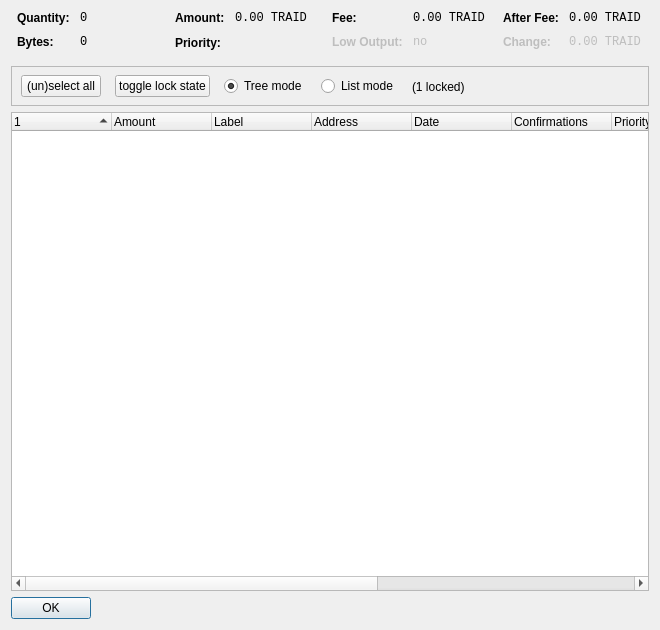
Old version of the form src/qt/forms/coincontroldialog.ui in the repository TraidPlatform/traidcoin.
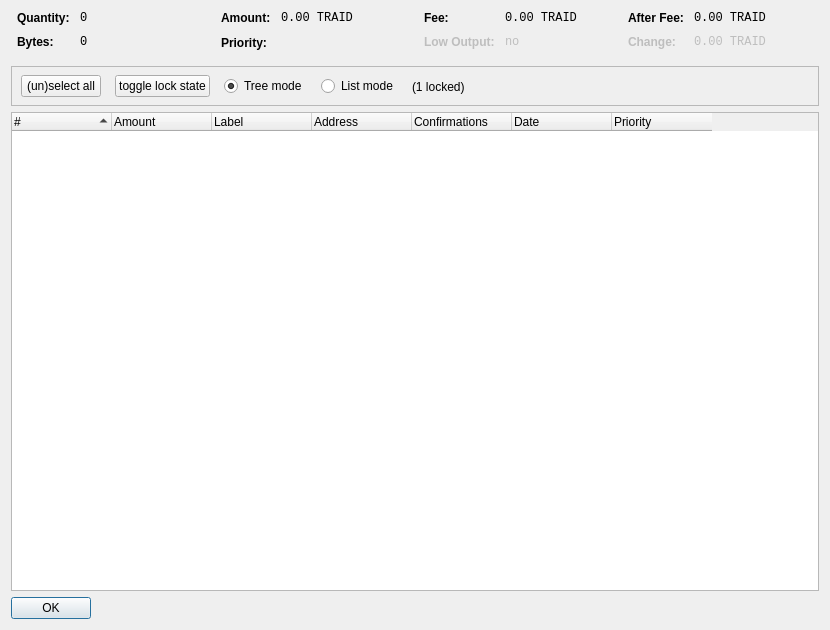
New version of the form. Custom widgets are drawn as their Qt base class.

The edit to the form file:
```diff
--- a/src/qt/forms/coincontroldialog.ui
+++ b/src/qt/forms/coincontroldialog.ui
@@ -2,23 +2,35 @@
 <ui version="4.0">
  <class>CoinControlDialog</class>
  <widget class="QDialog" name="CoinControlDialog">
+  <property name="windowModality">
+   <enum>Qt::NonModal</enum>
+  </property>
+  <property name="enabled">
+   <bool>true</bool>
+  </property>
   <property name="geometry">
    <rect>
     <x>0</x>
     <y>0</y>
-    <width>660</width>
+    <width>830</width>
     <height>630</height>
    </rect>
   </property>
   <property name="sizePolicy">
-   <sizepolicy hsizetype="Minimum" vsizetype="Minimum">
+   <sizepolicy hsizetype="MinimumExpanding" vsizetype="MinimumExpanding">
     <horstretch>0</horstretch>
     <verstretch>0</verstretch>
    </sizepolicy>
   </property>
   <property name="minimumSize">
    <size>
-    <width>660</width>
+    <width>830</width>
+    <height>630</height>
+   </size>
+  </property>
+  <property name="maximumSize">
+   <size>
+    <width>830</width>
     <height>630</height>
    </size>
   </property>
@@ -552,7 +564,7 @@
       <bool>false</bool>
      </property>
      <property name="columnCount">
-      <number>11</number>
+      <number>7</number>
      </property>
      <attribute name="headerShowSortIndicator" stdset="0">
       <bool>true</bool>
@@ -562,7 +574,7 @@
      </attribute>
      <column>
       <property name="text">
-       <string/>
+       <string>#</string>
       </property>
       <property name="font">
        <font>
@@ -585,11 +597,6 @@
        <string>Address</string>
       </property>
      </column>
-     <column>
-      <property name="text">
-       <string>Date</string>
-      </property>
-     </column>
      <column>
       <property name="text">
        <string>Confirmations</string>
@@ -598,31 +605,16 @@
        <string>Confirmed</string>
       </property>
      </column>
+     <column>
+      <property name="text">
+       <string>Date</string>
+      </property>
+     </column>
      <column>
       <property name="text">
        <string>Priority</string>
       </property>
      </column>
-     <column>
-      <property name="text">
-       <string/>
-      </property>
-     </column>
-     <column>
-      <property name="text">
-       <string/>
-      </property>
-     </column>
-     <column>
-      <property name="text">
-       <string/>
-      </property>
-     </column>
-     <column>
-      <property name="text">
-       <string/>
-      </property>
-     </column>
     </widget>
    </item>
    <item>
```
